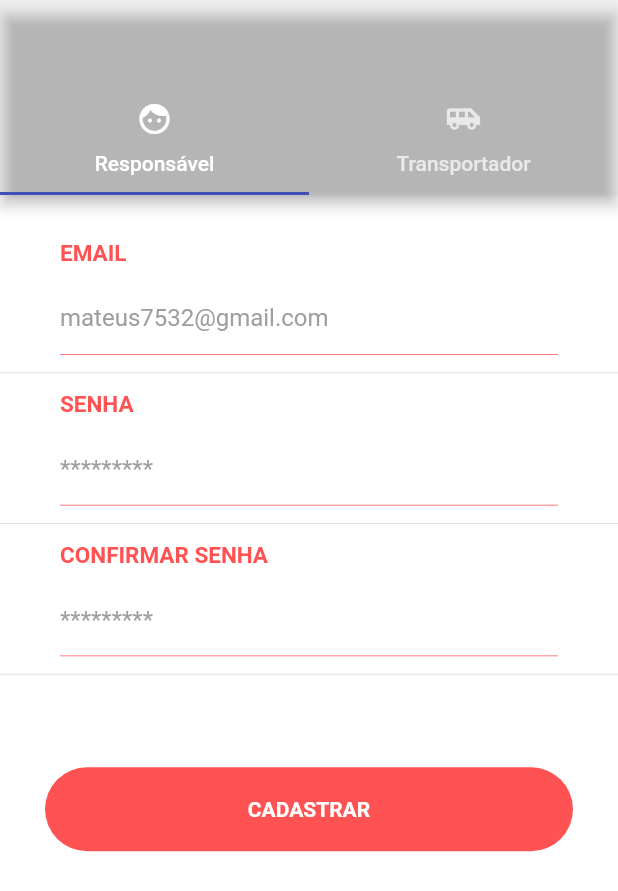
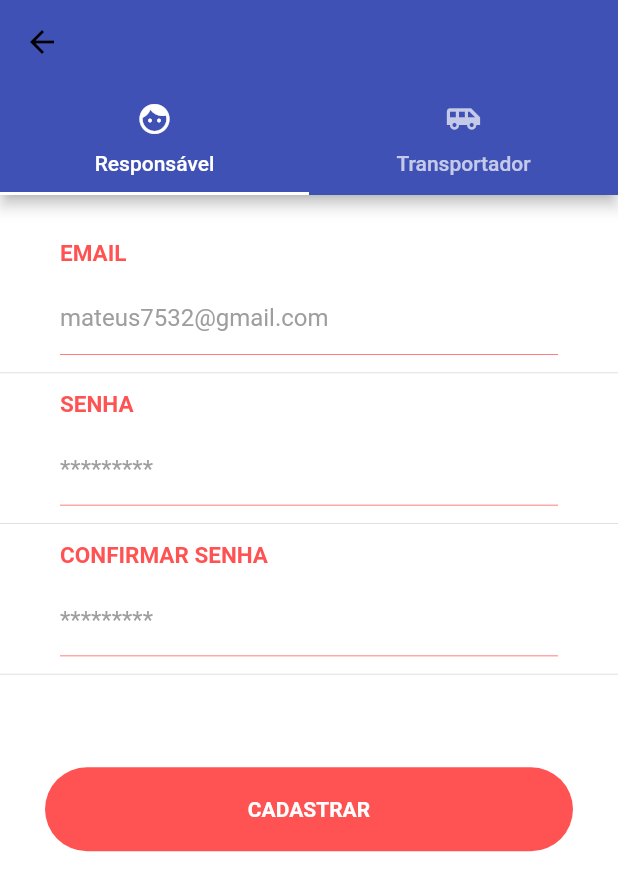
Before and after one commit to lucas-veiga/cade_van, a Flutter app: the screen it shows after launch, swiped to page 3, on a phone screen of 412 x 824 dp. Shown: the top 891 px of the screen. Run offline on Flutter 3.47's test engine with Material 2 defaults, Android fonts, the phone set to English and light mode, and no system bars.

Commit message:
Adicionando botao voltar para home

```diff
--- a/lib/pages/auth/signUp.dart
+++ b/lib/pages/auth/signUp.dart
@@ -16,7 +16,15 @@ class SignUp extends StatelessWidget {
       length: 2,
       child: Scaffold(
         appBar: AppBar(
-          backgroundColor: Colors.transparent,
+          leading: IconButton(
+            icon: Icon(Icons.arrow_back, color: Colors.black),
+            onPressed: () => _pageController.animateToPage(
+              1,
+              duration: Duration(milliseconds: 800),
+              curve: Curves.bounceOut,
+            ),
+          ),
+          backgroundColor: Colors.indigo,
           bottom: TabBar(
             tabs: <Widget>[
               Tab(
```
